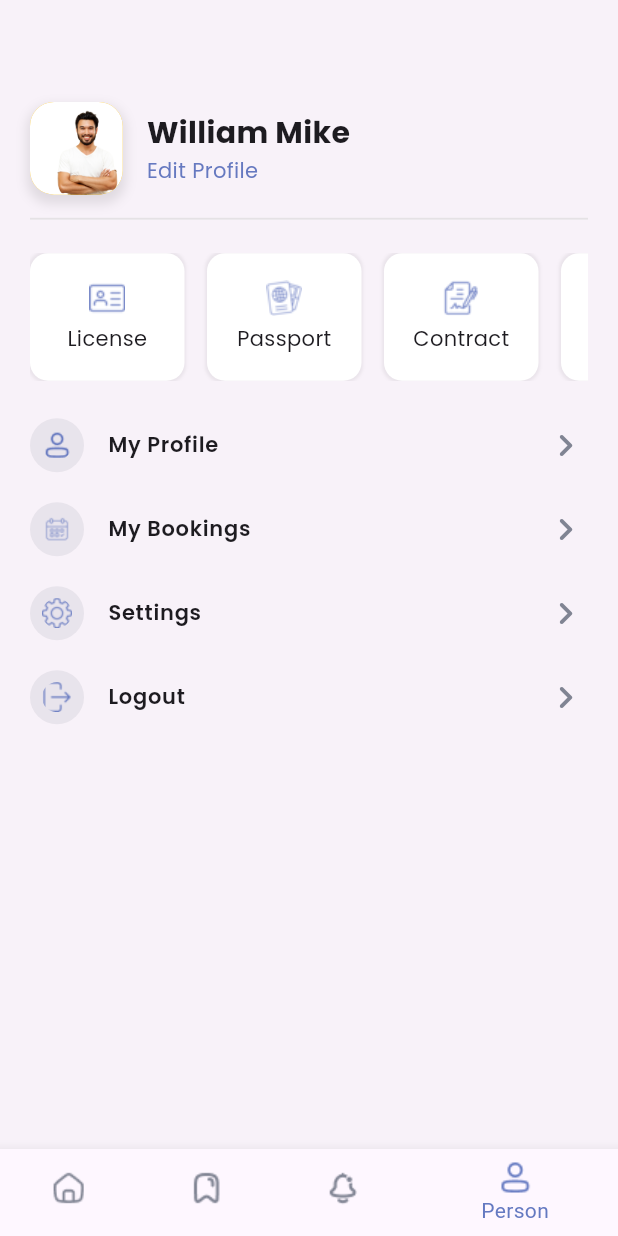
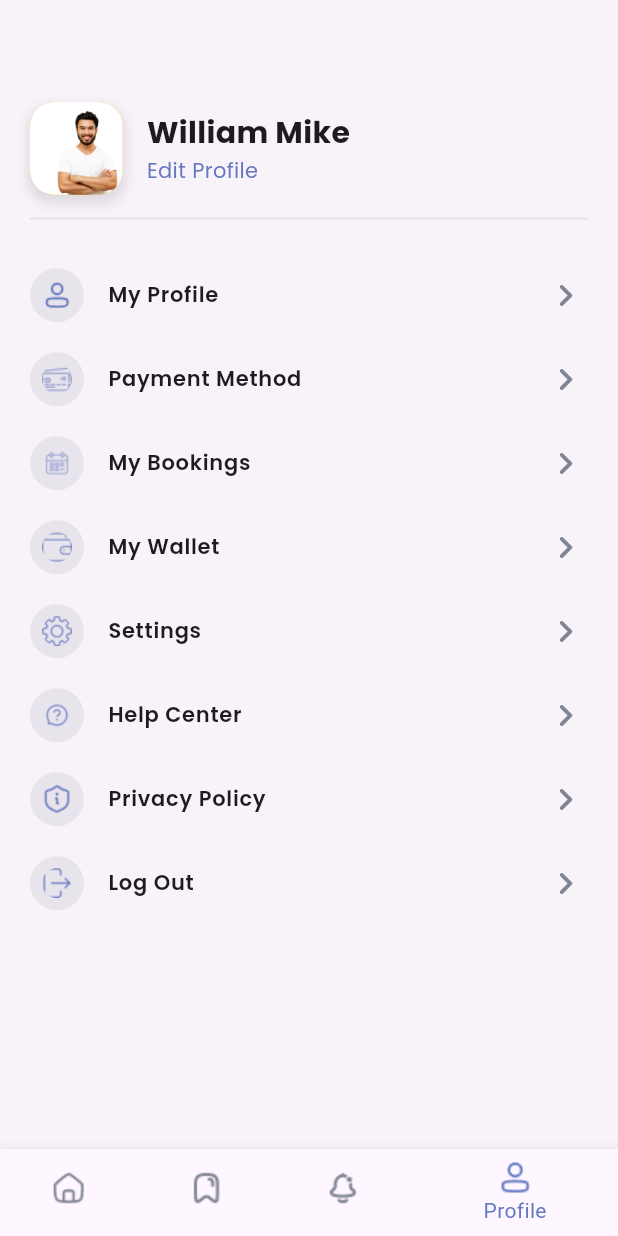
Before and after one commit to SauravAcharya23/Car-Rental-Mobile-App, a Flutter app: the screen it shows after launch, item 4 of the bottom bar chosen, on a phone screen of 412 x 824 dp. Run offline on Flutter 3.47's test engine with Material 3 defaults, Android fonts, the phone set to English and light mode, and no system bars; our stand-ins replace flutter_credit_card, flutter_xlider, gap, google_fonts; missing offline and left inert: card_scanner, flutter_3d_controller.

Commit message:
Updates in profile and settings  Pages UI

```diff
--- a/lib/presentation/view/pages/Bottom_Navbar_page/bottom_navbar.dart
+++ b/lib/presentation/view/pages/Bottom_Navbar_page/bottom_navbar.dart
@@ -74,7 +74,7 @@ class _BottomNavBarState extends State<BottomNavBar> {
               ),
               child: Image.asset('lib/images/person.png'),
             ),
-            label: "Person"
+            label: "Profile"
           )
         ],
         currentIndex: selectedIndex,
--- a/lib/presentation/view/pages/Person_Details_Page/person.dart
+++ b/lib/presentation/view/pages/Person_Details_Page/person.dart
@@ -1,5 +1,4 @@
 import 'package:car_rental_app/core/ui/colors.dart';
-import 'package:car_rental_app/presentation/view/components/profile_components/documents_card.dart';
 import 'package:car_rental_app/presentation/view/components/profile_components/my_listtile.dart';
 import 'package:car_rental_app/routes/routes.dart';
 import 'package:flutter/material.dart';
@@ -14,6 +13,18 @@ class PersonDetailsPage extends StatefulWidget {
 }
 
 class _PersonDetailsPageState extends State<PersonDetailsPage> {
+
+  final listTile = [
+    {"title": "My Profile", "image": 'lib/images/person.png', "link": ""},
+    {"title": "Payment Method", "image": 'lib/images/cards.png', "link": Routes.cards},
+    {"title": "My Bookings", "image": 'lib/images/booking.png', "link": ""},
+    {"title": "My Wallet", "image": 'lib/images/wallet.png', "link": ""},
+    {"title": "Settings", "image": 'lib/images/setting.png', "link": Routes.settings},
+    {"title": "Help Center", "image": 'lib/images/question.png', "link": ""},
+    {"title": "Privacy Policy", "image": 'lib/images/privacy-policy.png', "link": ""},
+    {"title": "Log Out", "image": 'lib/images/logout.png', "link": ""},
+  ];
+
   @override
   Widget build(BuildContext context) {
     return Scaffold(
@@ -80,37 +91,24 @@ class _PersonDetailsPageState extends State<PersonDetailsPage> {
 
               const Gap(15),
 
-              const DocumentsCard(),
+              // const DocumentsCard(),
 
-              const Gap(15),
+              // const Gap(15),
 
-              MyListTile(
-                title: "My Profile",
-                image: 'lib/images/person.png',
-                onTap: () {
-
-                },
-              ),
-
-              MyListTile(
-                title: "My Bookings",
-                image: 'lib/images/booking.png',
-                onTap: () {
-
-                },
-              ),
-
-              MyListTile(
-                title: "Settings",
-                image: 'lib/images/setting.png',
-                onTap: () => Navigator.pushNamed(context, Routes.settings),
-              ),
-
-              MyListTile(
-                title: "Logout",
-                image: 'lib/images/logout.png',
-                onTap: () {
-
+              ListView.builder(
+                itemCount: listTile.length,
+                shrinkWrap: true,
+                primary: false,
+                padding: EdgeInsets.zero,
+                itemBuilder: (context, index) {
+                  return GestureDetector(
+                    onTap: () => Navigator.pushNamed(context, listTile[index]['link']!),
+                    child: MyListTile(
+                      title: listTile[index]['title']!,
+                      image: listTile[index]['image']!,
+                      onTap: () => Navigator.pushNamed(context, listTile[index]['link']!)
+                    ),
+                  );
                 },
               ),
 
```
Also changed, not shown: lib/presentation/view/pages/Person_Details_Page/settings_page.dart (+22 -16 lines), lib/images/bin.png (added), lib/images/privacy-policy.png (added), lib/images/question.png (added), lib/images/wallet.png (added).
